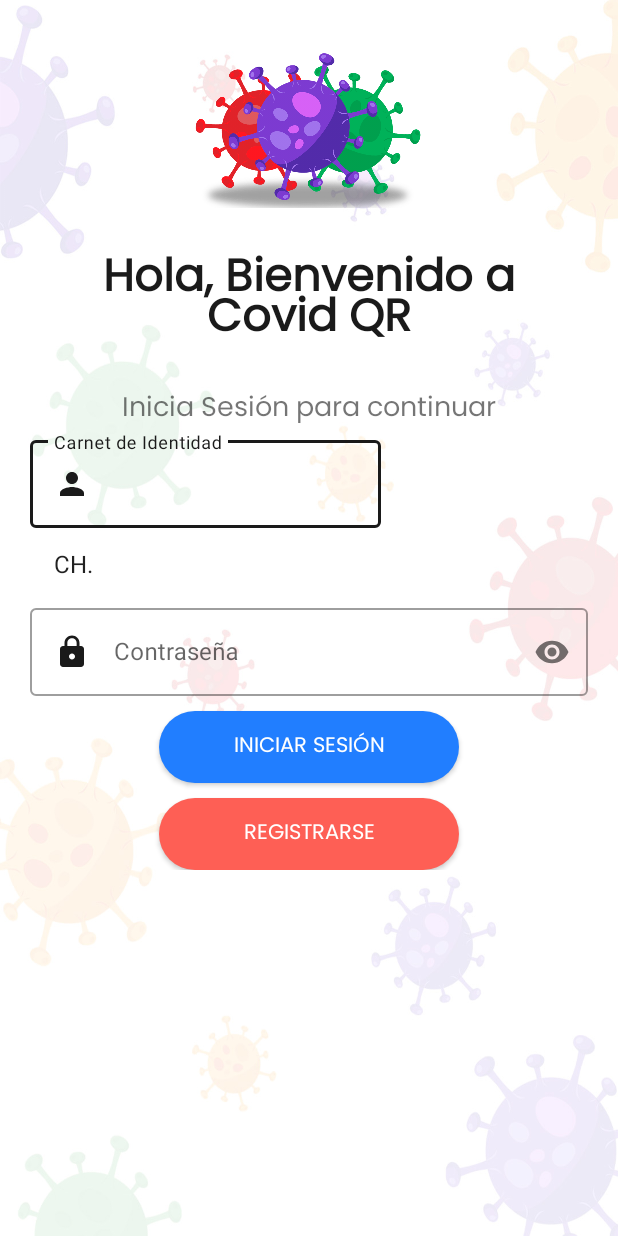
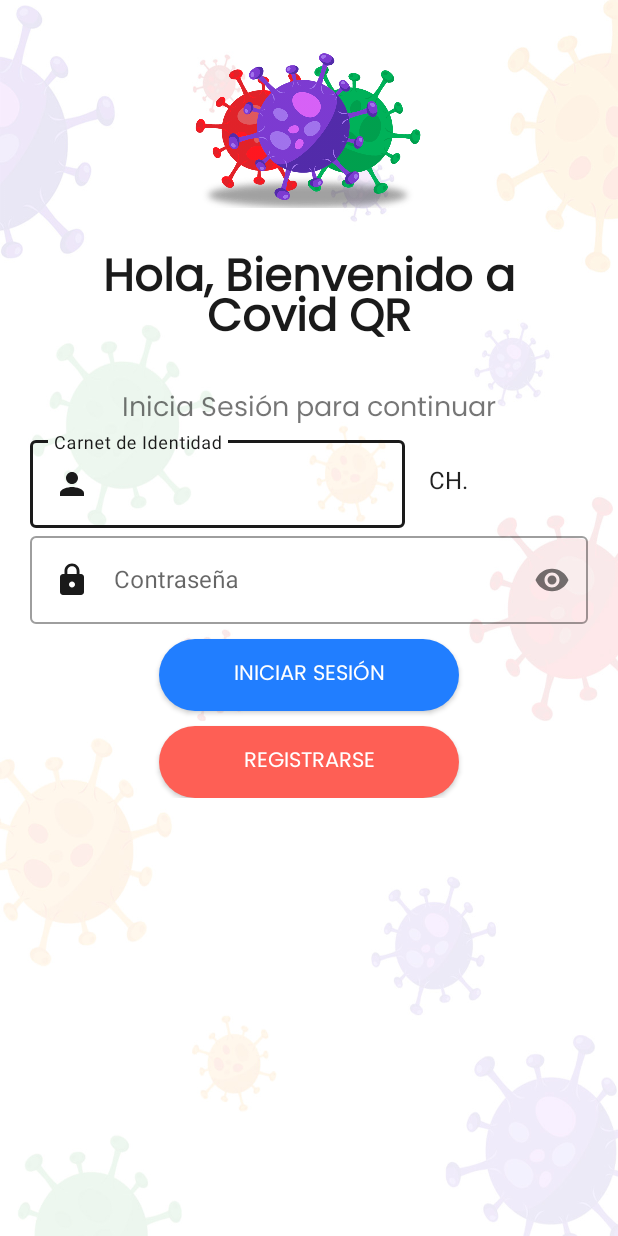
Before and after one commit to AlberthRKO/covid, an Android app: the screen it shows after launch (Login), on a phone screen of 412 x 824 dp. Run offline under Robolectric (Android 15) with nearby library versions, the phone set to English and light mode, and no system bars; our stand-ins replace Volley; Roboto replaces fonts that are not available here.

Commit message:
Arreglos de diseño

```diff
--- a/app/src/main/java/com/example/covid/contenido.java
+++ b/app/src/main/java/com/example/covid/contenido.java
@@ -76,7 +76,7 @@ public class contenido extends AppCompatActivity {
             @Override
             public void onResponse(String response) {
                 if(response.equals("OK"))
-                    Toast.makeText(getApplicationContext(),"DATOS AÑADIDOS EXITOSAMENTE",Toast.LENGTH_LONG).show();
+                    Toast.makeText(getApplicationContext(),"QR REGISTRADO EXITOSAMENTE",Toast.LENGTH_LONG).show();
                 else
                     Toast.makeText(getApplicationContext(),"HUBO UN ERROR, VUELVA A ESCANEAR",Toast.LENGTH_LONG).show();
             }
--- a/app/src/main/res/layout/activity_contenido.xml
+++ b/app/src/main/res/layout/activity_contenido.xml
@@ -226,7 +226,7 @@ tools:context=".contenido">
         android:textColor="@color/colorPrimary"
         android:textSize="25dp"
         android:textStyle="bold"
-        app:lineHeight="25dp" />
+        app:lineHeight="30dp" />
 
     <TextView
         android:id="@+id/datoQR"
--- a/app/src/main/res/layout/activity_login.xml
+++ b/app/src/main/res/layout/activity_login.xml
@@ -4,10 +4,10 @@
     xmlns:tools="http://schemas.android.com/tools"
     android:layout_width="match_parent"
     android:layout_height="match_parent"
-    tools:context=".Login"
+    android:background="@drawable/bgcovid"
     android:orientation="vertical"
-    android:background="@drawable/bgcovid"
-    android:padding="20dp">
+    android:padding="20dp"
+    tools:context=".Login">
 
     <ImageView
         android:id="@+id/logoImage"
@@ -21,23 +21,22 @@
         android:layout_height="wrap_content"
         android:fontFamily="@font/poppins"
         android:lineSpacingExtra="0sp"
+        android:padding="10dp"
         android:text="Hola, Bienvenido a Covid QR"
         android:textAlignment="center"
         android:textColor="@color/colorPrimary"
         android:textSize="30sp"
         android:textStyle="bold"
-        app:lineHeight="30sp"
-        android:padding="10dp"/>
+        app:lineHeight="30sp" />
 
     <TextView
         android:layout_width="wrap_content"
         android:layout_height="wrap_content"
+        android:layout_gravity="center"
+        android:layout_marginTop="10dp"
+        android:fontFamily="@font/poppins"
         android:text="Inicia Sesión para continuar"
-        android:textSize="18sp"
-        android:fontFamily="@font/poppins"
-        android:layout_marginTop="10dp"
-        android:layout_gravity="center"/>
-
+        android:textSize="18sp" />
 
 
     <LinearLayout
@@ -47,33 +46,40 @@
         android:layout_marginBottom="20dp"
         android:orientation="vertical">
 
+        <LinearLayout
+            android:layout_width="match_parent"
+            android:layout_height="wrap_content"
+            android:orientation="horizontal">
+
             <com.google.android.material.textfield.TextInputLayout
                 android:id="@+id/user"
                 style="@style/Widget.MaterialComponents.TextInputLayout.OutlinedBox"
-            android:layout_width="match_parent"
+                android:layout_width="250dp"
                 android:layout_height="match_parent"
                 android:hint="Carnet de Identidad">
 
                 <com.google.android.material.textfield.TextInputEditText
                     android:id="@+id/txtBoxCi"
-                android:layout_width="234dp"
+                    android:layout_width="match_parent"
                     android:layout_height="wrap_content"
                     android:drawableStart="@drawable/ic_person_black_24dp"
                     android:drawablePadding="16dp" />
 
-            <Spinner
-                android:id="@+id/extension"
-                android:layout_width="114dp"
-                android:layout_height="48dp"
-                android:baselineAligned="false" />
 
             </com.google.android.material.textfield.TextInputLayout>
 
+            <Spinner
+                android:id="@+id/extension"
+                android:layout_width="120dp"
+                android:layout_height="match_parent"
+                android:baselineAligned="false" />
+        </LinearLayout>
+
         <com.google.android.material.textfield.TextInputLayout
+            android:id="@+id/pass"
+            style="@style/Widget.MaterialComponents.TextInputLayout.OutlinedBox"
             android:layout_width="match_parent"
             android:layout_height="match_parent"
-            android:id="@+id/pass"
-            style="@style/Widget.MaterialComponents.TextInputLayout.OutlinedBox"
             android:hint="Contraseña"
             app:passwordToggleEnabled="true">
 
@@ -110,7 +116,6 @@
             android:textColor="@color/title_color" />
 
 
-
     </LinearLayout>
 
 
```
Lines whose indentation alone changed are shown as unchanged.
